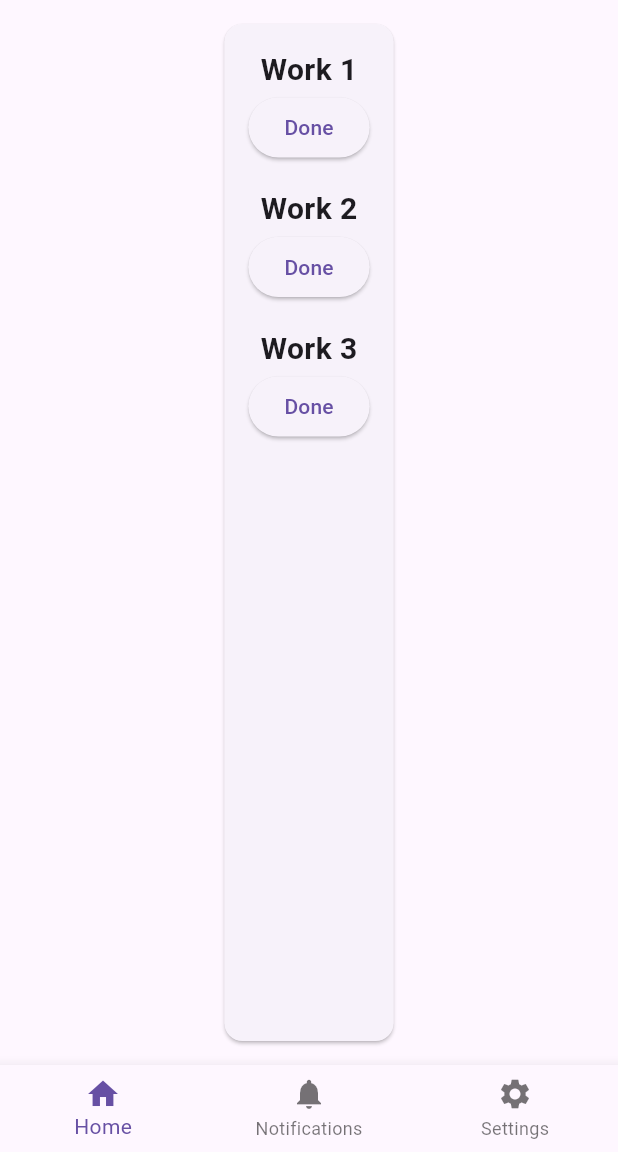
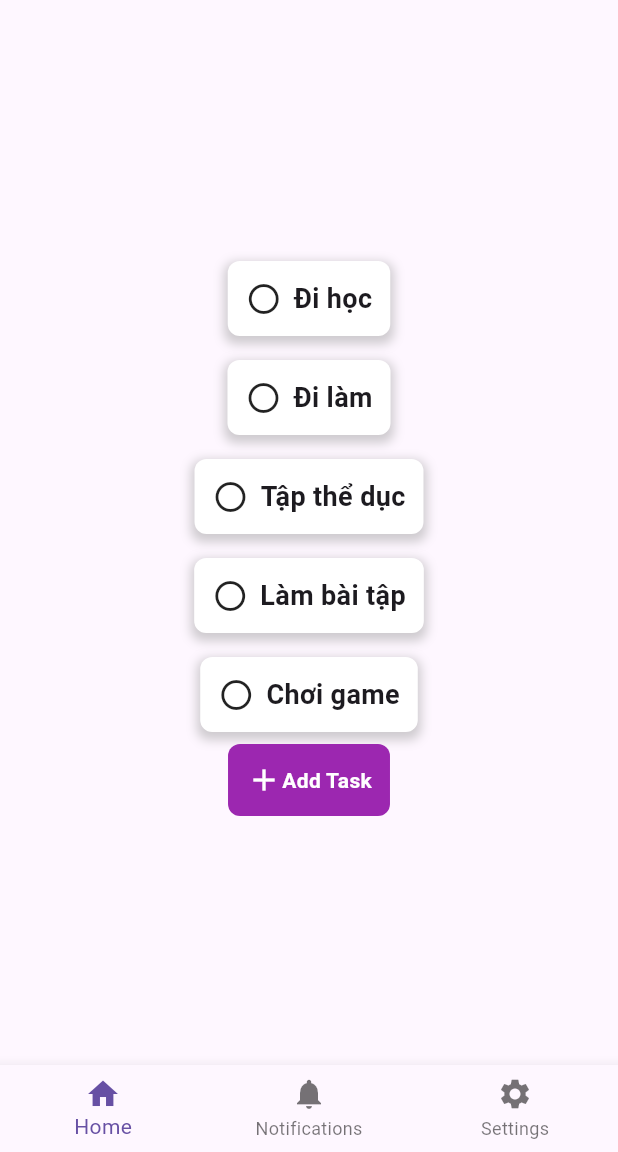
Before and after one commit to MeCuhp04/Flutter_Buoi_2, a Flutter app: the screen it shows after launch, on a phone screen of 412 x 824 dp, the part 84-1236 px from its top. Run offline on Flutter 3.47's test engine with Material 3 defaults, Android fonts, the phone set to English and light mode, and no system bars.

Commit message:
add new Widgets

```diff
--- a/lib/main.dart
+++ b/lib/main.dart
@@ -1,4 +1,6 @@
 import 'package:flutter/material.dart';
+import 'package:flutter_buoi_2/widgets/custom_button.dart';
+import 'package:flutter_buoi_2/widgets/custom_task.dart';
 
 void main() {
   runApp(const MyApp());
@@ -27,73 +29,37 @@ class MyApp extends StatelessWidget {
           ),
         ),
         body: Center(
-            child: Card(
-              margin: EdgeInsets.all(16),
-              child: Padding(
-                padding: const EdgeInsets.all(16.0),
+          //Sử dụng CustomTask
           child: Column(
-                  mainAxisSize: MainAxisSize.max,
+            mainAxisAlignment: MainAxisAlignment.center,
             children: [
-
-                    Container(
-                      margin: EdgeInsets.only(bottom: 16),
-                      child: Column(
-                        children: [
-                          Text(
-                            "Work 1",
-                            style: TextStyle(
-                              fontSize: 20,
-                              fontWeight: FontWeight.bold,
+              CustomTask(
+                text: "Đi học",
+                icon: Icon(Icons.radio_button_unchecked),
               ),
+              CustomTask(
+                text: "Đi làm",
+                icon: Icon(Icons.radio_button_unchecked),
               ),
-                          ElevatedButton(
-                            onPressed: () {},
-                            child: Text("Done"),
+              CustomTask(
+                text: "Tập thể dục",
+                icon: Icon(Icons.radio_button_unchecked),
               ),
+              CustomTask(
+                text: "Làm bài tập",
+                icon: Icon(Icons.radio_button_unchecked),
+              ),
+              CustomTask(
+                text: "Chơi game",
+                icon: Icon(Icons.radio_button_unchecked),
+              ),
+              CustomButton(
+                text: "Add Task",
+                icon: Icons.add,
+              )
             ],
           ),
-                    ),
 
-                    Container(
-                      margin: EdgeInsets.only(bottom: 16),
-                      child: Column(
-                        children: [
-                          Text(
-                            "Work 2",
-                            style: TextStyle(
-                              fontSize: 20,
-                              fontWeight: FontWeight.bold,
-                            ),
-                          ),
-                          ElevatedButton(
-                            onPressed: () {},
-                            child: Text("Done"),
-                          ),
-                        ],
-                      ),
-                    ),
-
-                    Container(
-                      child: Column(
-                        children: [
-                          Text(
-                            "Work 3",
-                            style: TextStyle(
-                              fontSize: 20,
-                              fontWeight: FontWeight.bold,
-                            ),
-                          ),
-                          ElevatedButton(
-                            onPressed: () {},
-                            child: Text("Done"),
-                          ),
-                        ],
-                      ),
-                    ),
-                  ],
-                ),
-              ),
-            )
         ),
         bottomNavigationBar: BottomNavigationBar(
           items: [
--- a/lib/widgets/custom_button.dart
+++ b/lib/widgets/custom_button.dart
@@ -12,7 +12,7 @@ class CustomButton extends StatelessWidget {
       padding: EdgeInsets.all(12),
       decoration: BoxDecoration(
         borderRadius: BorderRadius.circular(8),
-        color: Colors.blue,
+        color: Colors.purple,
       ),
       child: Row(
         mainAxisSize: MainAxisSize.min,
--- /dev/null
+++ b/lib/widgets/custom_task.dart
@@ -0,0 +1,42 @@
+import 'package:flutter/material.dart';
+
+class CustomTask extends StatelessWidget {
+  const CustomTask({super.key, required this.text, this.icon});
+
+  final String text;
+  final Icon? icon;
+
+  @override
+  Widget build(BuildContext context) {
+    return Container(
+      padding: const EdgeInsets.all(12),
+      margin: const EdgeInsets.symmetric(vertical: 8, horizontal: 16),
+      decoration: BoxDecoration(
+        borderRadius: BorderRadius.circular(8),
+        color: Colors.white,
+        boxShadow: [
+          BoxShadow(
+            color: Colors.grey.withOpacity(0.5),
+            spreadRadius: 2,
+            blurRadius: 5,
+            offset: const Offset(0, 3), // changes position of shadow
+          ),
+        ],
+      ),
+      child: Row(
+        mainAxisSize: MainAxisSize.min,
+        children: [
+          icon ?? const Icon(Icons.radio_button_unchecked),
+          const SizedBox(width: 8),
+          Text(
+            text,
+            style: const TextStyle(
+              fontSize: 18,
+              fontWeight: FontWeight.bold,
+            ),
+          ),
+        ],
+      ),
+    );
+  }
+}
```
Lines whose indentation alone changed are shown as unchanged.
